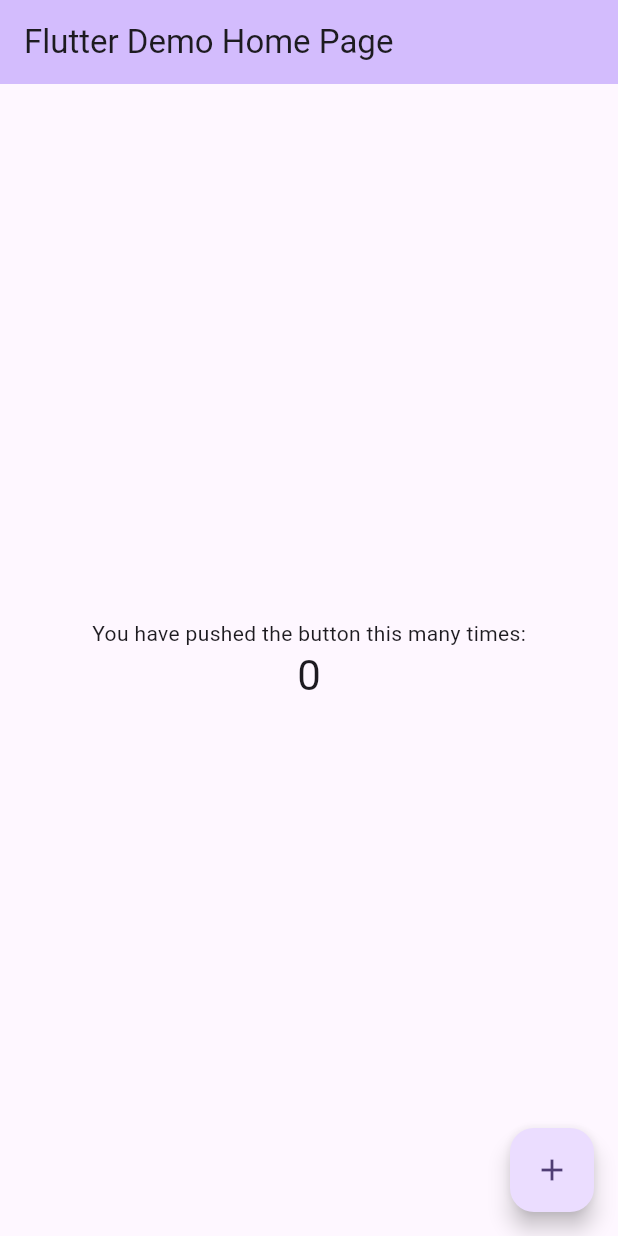
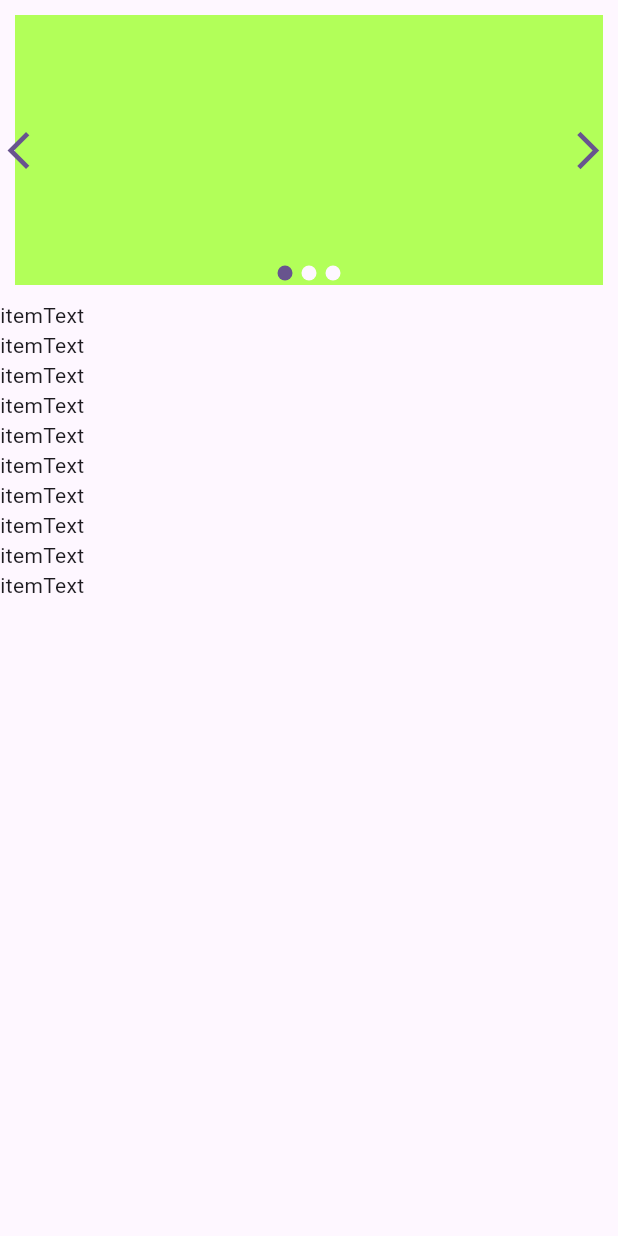
Before and after one commit to liudao01/flutter_app, a Flutter app: the screen it shows after launch, on a phone screen of 412 x 824 dp. Run offline on Flutter 3.47's test engine with Material 3 defaults, Android fonts, the phone set to English and light mode, and no system bars; our stand-ins replace dio, flutter_swiper_view.

Commit message:
增加轮播图组件,增加列表组件

```diff
--- a/flutterFirst/lib/main.dart
+++ b/flutterFirst/lib/main.dart
@@ -1,70 +1,5 @@
 import 'package:flutter/material.dart';
-
+import 'package:flutterfirst/myapp.dart';
 void main() {
   runApp(const MyApp());
 }
-
-class MyApp extends StatelessWidget {
-  const MyApp({super.key});
-
-  @override
-  Widget build(BuildContext context) {
-    return MaterialApp(
-      title: 'Flutter Demo',
-      theme: ThemeData(
-        colorScheme: ColorScheme.fromSeed(seedColor: Colors.deepPurple),
-        useMaterial3: true,
-      ),
-      home: const MyHomePage(title: 'Flutter Demo Home Page'),
-    );
-  }
-}
-
-class MyHomePage extends StatefulWidget {
-  const MyHomePage({super.key, required this.title});
-
-
-  final String title;
-
-  @override
-  State<MyHomePage> createState() => _MyHomePageState();
-}
-
-class _MyHomePageState extends State<MyHomePage> {
-  int _counter = 0;
-
-  void _incrementCounter() {
-    setState(() {
-      _counter++;
-    });
-  }
-
-  @override
-  Widget build(BuildContext context) {
-    return Scaffold(
-      appBar: AppBar(
-        backgroundColor: Theme.of(context).colorScheme.inversePrimary,
-        title: Text(widget.title),
-      ),
-      body: Center(
-        child: Column(
-          mainAxisAlignment: MainAxisAlignment.center,
-          children: <Widget>[
-            const Text(
-              'You have pushed the button this many times:',
-            ),
-            Text(
-              '$_counter',
-              style: Theme.of(context).textTheme.headlineMedium,
-            ),
-          ],
-        ),
-      ),
-      floatingActionButton: FloatingActionButton(
-        onPressed: _incrementCounter,
-        tooltip: 'Increment',
-        child: const Icon(Icons.add),
-      ),
-    );
-  }
-}
--- /dev/null
+++ b/flutterFirst/lib/myapp.dart
@@ -0,0 +1,80 @@
+import 'package:flutter/material.dart';
+import 'package:flutterfirst/ui/page/article_page.dart';
+import 'package:flutterfirst/ui/page/home_page.dart';
+import 'http/api.dart';
+
+
+class MyApp extends StatelessWidget {
+  const MyApp({super.key});
+
+  @override
+  Widget build(BuildContext context) {
+    return MaterialApp(
+      title: 'Flutter Demo',
+      theme: ThemeData(
+        colorScheme: ColorScheme.fromSeed(seedColor: Colors.deepPurple),
+        useMaterial3: true,
+      ),
+      home: new Scaffold(
+        // appBar: new AppBar(
+        //   title: new Text(
+        //     'test',
+        //     style: const TextStyle(color: Colors.black),
+        //   ),
+        // ),
+        body: new HomePage()
+      ),
+      // home: const MyHomePage(title: 'Flutter Demo Home Page'),
+    );
+  }
+}
+
+class MyHomePage extends StatefulWidget {
+  const MyHomePage({super.key, required this.title});
+
+  final String title;
+
+  @override
+  State<MyHomePage> createState() => _MyHomePageState();
+}
+
+class _MyHomePageState extends State<MyHomePage> {
+  int _counter = 0;
+
+  void _incrementCounter() {
+    setState(() {
+      _counter++;
+    });
+  }
+
+  @override
+  Widget build(BuildContext context) {
+    return Scaffold(
+      appBar: AppBar(
+        backgroundColor: Theme.of(context).colorScheme.inversePrimary,
+        title: Text(widget.title),
+      ),
+      body: Center(
+        child: Column(
+          mainAxisAlignment: MainAxisAlignment.center,
+          children: <Widget>[
+            const Text(
+              'You have pushed the button this many times:',
+            ),
+            Text(
+              '$_counter',
+              style: Theme.of(context).textTheme.headlineMedium,
+            ),
+            ArticlePage(),
+          ],
+
+        ),
+      ),
+      // floatingActionButton: FloatingActionButton(
+      //   onPressed: _incrementCounter,
+      //   tooltip: 'Increment',
+      //   child: const Icon(Icons.add),
+      // ),
+    );
+  }
+}
--- /dev/null
+++ b/flutterFirst/lib/ui/page/home_page.dart
@@ -0,0 +1,51 @@
+import 'package:flutter/cupertino.dart';
+import 'package:flutter/material.dart';
+import 'package:flutter_swiper_view/flutter_swiper_view.dart';
+
+class HomePage extends StatefulWidget {
+  const HomePage({super.key});
+
+  @override
+  State<HomePage> createState() => _homepageState();
+}
+
+class _homepageState extends State<HomePage> {
+  @override
+  Widget build(BuildContext context) {
+    return Scaffold(
+      body: SafeArea(
+        child: Center(
+          child: Column(
+            children: [
+              Container(
+                width: double.infinity,
+                height: 200,
+                child: Swiper(
+                  itemCount: 3,
+                  indicatorLayout: PageIndicatorLayout.NONE,
+                  autoplay: true,
+                  pagination: const SwiperPagination(),
+                  control: const SwiperControl(),
+                  itemBuilder: (context, index) {
+                    return Container(
+                      width: double.infinity,
+                      margin: EdgeInsets.all(10),
+                      height: 200,
+                      color: Colors.lightGreenAccent,
+                    );
+                  },
+                ),
+              ),
+              Expanded(
+                  child: ListView.builder(
+                      itemCount: 10,
+                      itemBuilder: (context, index) {
+                        return Text("itemText");
+                      }))
+            ],
+          ),
+        ),
+      ),
+    );
+  }
+}
--- a/flutterFirst/pubspec.yaml
+++ b/flutterFirst/pubspec.yaml
@@ -31,12 +31,15 @@ dependencies:
   flutter:
     sdk: flutter
 
-
   # The following adds the Cupertino Icons font to your application.
   # Use with the CupertinoIcons class for iOS style icons.
   cupertino_icons: ^1.0.6
   dio: ^5.5.0+1
   carousel_slider: ^4.2.1
+  infinite_scroll_pagination: ^4.0.0
+#  轮播图
+  flutter_swiper_view: ^1.1.8
+
 
 dev_dependencies:
   flutter_test:
```
Also changed, not shown: flutterFirst/lib/ui/page/article_page.dart (added, +131 -0 lines), flutterFirst/lib/ui/widget/article_item.dart (added, +60 -0 lines), 1 other file.
